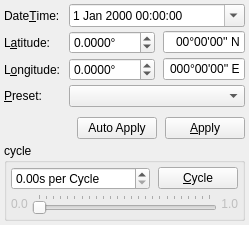
First picture: the form in apps/skybox/gui/datetimewidget.ui, repository cgcostume/osghimmel, before the edit.
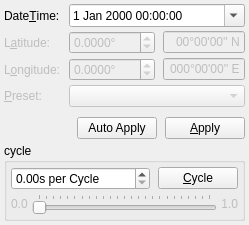
Second picture: the form after the edit.

```diff
--- a/apps/skybox/gui/datetimewidget.ui
+++ b/apps/skybox/gui/datetimewidget.ui
@@ -180,6 +180,9 @@
    </item>
    <item row="2" column="2">
     <widget class="QLineEdit" name="longitudeLineEdit">
+     <property name="enabled">
+      <bool>false</bool>
+     </property>
      <property name="inputMask">
       <string>999°99'99'' A; </string>
      </property>
@@ -191,7 +194,7 @@
      </property>
     </widget>
    </item>
-   <item row="6" column="1" alignment="Qt::AlignHCenter">
+   <item row="6" column="1">
     <spacer name="verticalSpacer">
      <property name="orientation">
       <enum>Qt::Vertical</enum>
@@ -206,6 +209,9 @@
    </item>
    <item row="1" column="2">
     <widget class="QLineEdit" name="latitudeLineEdit">
+     <property name="enabled">
+      <bool>false</bool>
+     </property>
      <property name="inputMask">
       <string>99°99'99'' A; </string>
      </property>
@@ -226,6 +232,9 @@
    </item>
    <item row="2" column="0">
     <widget class="QLabel" name="longitudeLabel">
+     <property name="enabled">
+      <bool>false</bool>
+     </property>
      <property name="text">
       <string>L&amp;ongitude:</string>
      </property>
@@ -236,6 +245,9 @@
    </item>
    <item row="1" column="0">
     <widget class="QLabel" name="latitudeLabel">
+     <property name="enabled">
+      <bool>false</bool>
+     </property>
      <property name="text">
       <string>L&amp;atitude:</string>
      </property>
@@ -246,6 +258,9 @@
    </item>
    <item row="2" column="1">
     <widget class="QDoubleSpinBox" name="longitudeDoubleSpinBox">
+     <property name="enabled">
+      <bool>false</bool>
+     </property>
      <property name="suffix">
       <string>°</string>
      </property>
@@ -262,6 +277,9 @@
    </item>
    <item row="1" column="1">
     <widget class="QDoubleSpinBox" name="latitudeDoubleSpinBox">
+     <property name="enabled">
+      <bool>false</bool>
+     </property>
      <property name="suffix">
       <string>°</string>
      </property>
@@ -277,10 +295,17 @@
     </widget>
    </item>
    <item row="3" column="1" colspan="2">
-    <widget class="QComboBox" name="presetComboBox"/>
+    <widget class="QComboBox" name="presetComboBox">
+     <property name="enabled">
+      <bool>false</bool>
+     </property>
+    </widget>
    </item>
    <item row="3" column="0">
     <widget class="QLabel" name="presetLabel">
+     <property name="enabled">
+      <bool>false</bool>
+     </property>
      <property name="text">
       <string>&amp;Preset:</string>
      </property>
```
Left out of the diff: 2 changed lines with no effect on the pictures.
